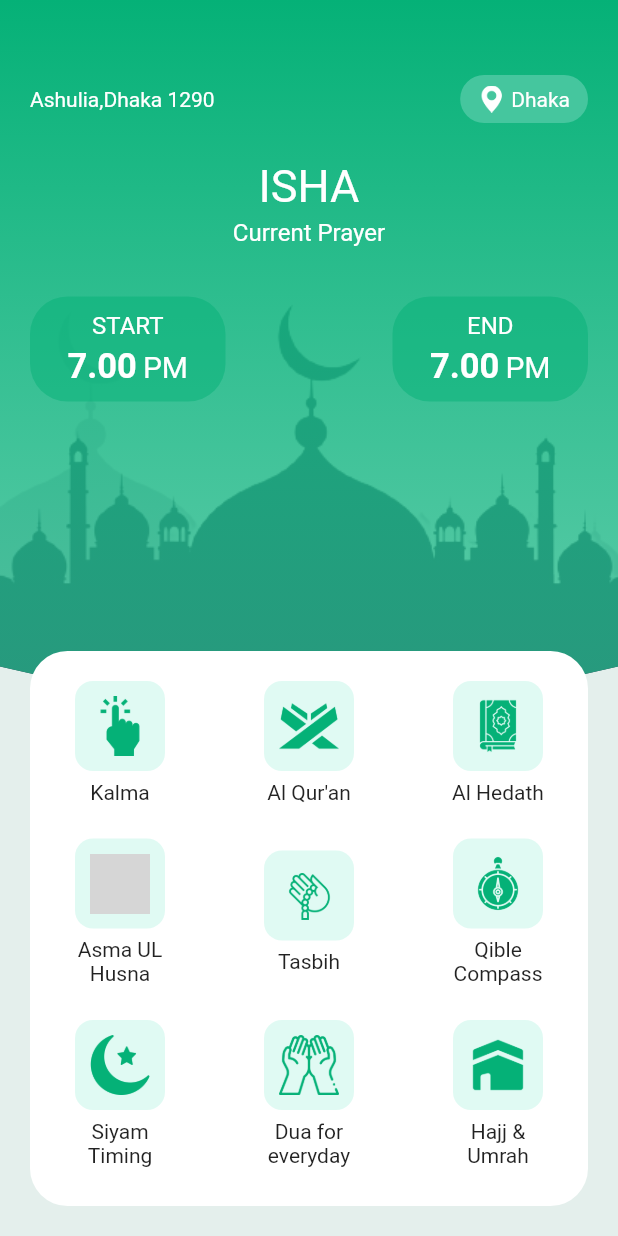
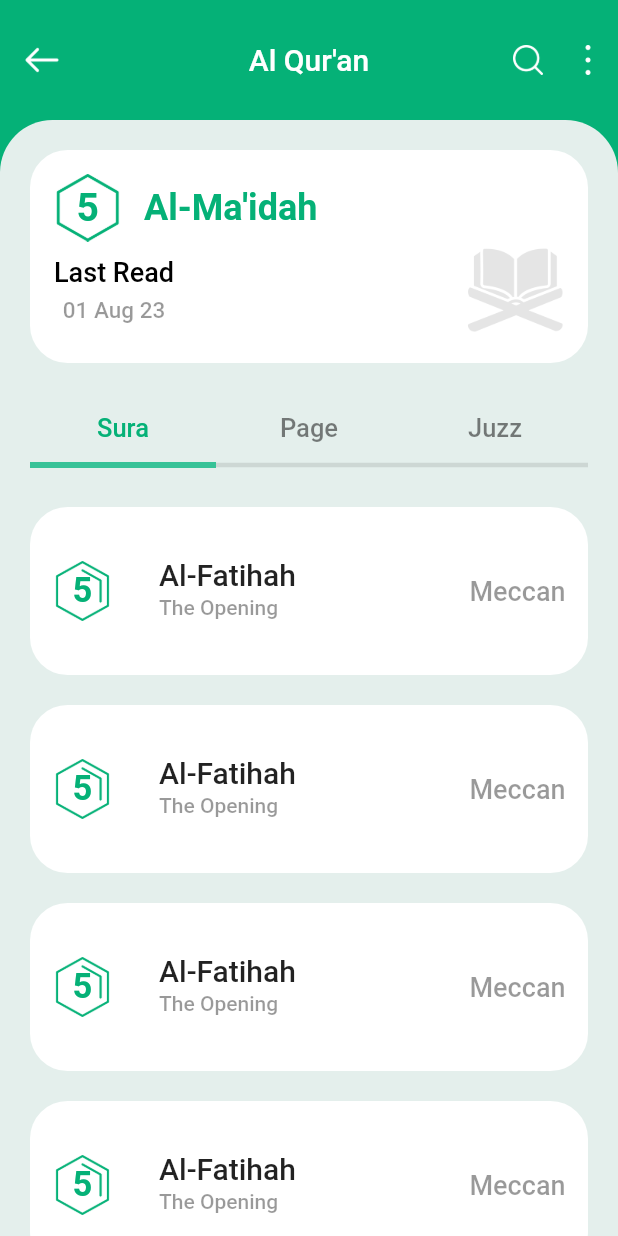
Before and after one commit to Utsa05/Quran-App, a Flutter app: the screen it shows after launch, on a phone screen of 412 x 824 dp. Run offline on Flutter 3.47's test engine with Material 2 defaults, Android fonts, the phone set to English and light mode, and no system bars; our stand-ins replace get, google_fonts; grey boxes are pictures that could not be loaded.

Commit message:
al-quran ui

```diff
--- a/lib/constants/string.dart
+++ b/lib/constants/string.dart
@@ -52,6 +52,8 @@ class AppString {
   static String mosqueAsset = "assets/images/mosque.png";
   static String asmalulAsset = "assets/icons/asmalul.png";
   static String prayAsset = "assets/icons/pray.png";
+  static String dotAsset = "assets/icons/dots.png";
+  static String hexagonAsset = "assets/icons/hexagon.png";
 
   //margin-padding
 }
--- /dev/null
+++ b/lib/pages/alquran/views/al_quran_page.dart
@@ -0,0 +1,306 @@
+import 'package:flutter/material.dart';
+import 'package:the_quran_app/constants/color.dart';
+import 'package:the_quran_app/constants/string.dart';
+import 'package:the_quran_app/pages/alquran/widgets/image_button.dart';
+
+class AlQuranPage extends StatelessWidget {
+  const AlQuranPage({super.key});
+
+  @override
+  Widget build(BuildContext context) {
+    final Size size = MediaQuery.of(context).size;
+    return Scaffold(
+      backgroundColor: AppColor.primaryColor,
+      appBar: appbar(),
+      body: Container(
+        //margin: EdgeInsets.only(top: size.height * 0.04),
+
+        width: size.width,
+        height: size.height,
+        decoration: BoxDecoration(
+          color: AppColor.primaryColor,
+          // borderRadius: const BorderRadius.only(
+          //     topLeft: Radius.circular(35.0),
+          //     topRight: Radius.circular(35.0))
+        ),
+        child: ClipRRect(
+          borderRadius: const BorderRadius.only(
+              topLeft: Radius.circular(35.0), topRight: Radius.circular(35.0)),
+          child: Container(
+            padding: const EdgeInsets.only(left: 20.0, right: 20.0),
+            color: AppColor.bgColor,
+            child: Column(
+              children: [
+                const SizedBox(
+                  height: 20.0,
+                ),
+                _LastReadStatus(size: size),
+                const SizedBox(
+                  height: 20.0,
+                ),
+                Expanded(
+                  child: DefaultTabController(
+                    length: 3,
+                    child: Column(
+                      children: [
+                        SizedBox(
+                          height: 56.0,
+                          child: Stack(
+                            children: [
+                              Align(
+                                alignment: Alignment.bottomCenter,
+                                child: Divider(
+                                  thickness: 3.0,
+                                  color: AppColor.blackColor.withOpacity(0.1),
+                                ),
+                              ),
+                              TabBar(
+                                  labelColor: AppColor.primaryColor,
+                                  //indicatorColor: AppColor.primaryColor,
+                                  indicatorColor: AppColor.overprimColor,
+                                  indicatorWeight: 4.0,
+                                  // indicator: BoxDecoration(
+                                  //     borderRadius: BorderRadius.circular(5.0)),
+                                  unselectedLabelColor:
+                                      AppColor.blackColor.withOpacity(0.5),
+                                  tabs: [
+                                    Tab(
+                                      child: Text(
+                                        AppString.sura,
+                                        style: const TextStyle(
+                                            fontSize: 17.0,
+                                            fontWeight: FontWeight.w500),
+                                      ),
+                                    ),
+                                    Tab(
+                                      child: Text(
+                                        AppString.page,
+                                        style: const TextStyle(
+                                            fontSize: 17.0,
+                                            fontWeight: FontWeight.w500),
+                                      ),
+                                    ),
+                                    Tab(
+                                      child: Text(
+                                        AppString.juzz,
+                                        style: const TextStyle(
+                                            fontSize: 17.0,
+                                            fontWeight: FontWeight.w500),
+                                      ),
+                                    )
+                                  ]),
+                            ],
+                          ),
+                        ),
+                        const Expanded(
+                          child: TabBarView(
+                              physics: NeverScrollableScrollPhysics(),
+                              children: [
+                                ItemListView(),
+                                ItemListView(),
+                                ItemListView(),
+                              ]),
+                        )
+                      ],
+                    ),
+                  ),
+                )
+              ],
+            ),
+          ),
+        ),
+      ),
+    );
+  }
+
+  AppBar appbar() {
+    return AppBar(
+      toolbarHeight: 80.0,
+      elevation: 0.0,
+      backgroundColor: AppColor.primaryColor,
+      leading: Padding(
+        padding: const EdgeInsets.all(6.0),
+        child: ImageButton(
+          tap: () {},
+          icon: AppString.backAsset,
+        ),
+      ),
+      centerTitle: true,
+      title: Text(AppString.alQuran),
+      actions: [
+        ImageButton(
+          tap: () {},
+          icon: AppString.searchAsset,
+        ),
+        ImageButton(
+          tap: () {},
+          icon: AppString.dotAsset,
+        )
+      ],
+    );
+  }
+}
+
+class ItemListView extends StatelessWidget {
+  const ItemListView({
+    super.key,
+  });
+
+  @override
+  Widget build(BuildContext context) {
+    return ListView.builder(
+        physics: const BouncingScrollPhysics(),
+        itemBuilder: (context, index) {
+          return Container(
+            margin: const EdgeInsets.only(top: 20.0),
+            decoration: BoxDecoration(
+                color: AppColor.whiteColor,
+                borderRadius: BorderRadius.circular(25.0)),
+            child: ListTile(
+              contentPadding:
+                  const EdgeInsets.symmetric(horizontal: 15.0, vertical: 20.0),
+              tileColor: AppColor.whiteColor,
+              onTap: () {},
+              leading: Container(
+                margin: const EdgeInsets.only(right: 15.0),
+                height: 40.0,
+                width: 40.0,
+                child: Stack(
+                  children: [
+                    Image.asset(
+                      AppString.shapeAsset,
+                      color: AppColor.primaryColor,
+                      height: 45.0,
+                      width: 45.0,
+                    ),
+                    Align(
+                      alignment: Alignment.center,
+                      child: Text(
+                        "5",
+                        style: TextStyle(
+                            fontSize: 23.0,
+                            fontWeight: FontWeight.bold,
+                            color: AppColor.primaryColor),
+                      ),
+                    )
+                  ],
+                ),
+              ),
+              shape: RoundedRectangleBorder(
+                  borderRadius: BorderRadius.circular(25.0)),
+              title: const Text(
+                "Al-Fatihah",
+                style: TextStyle(fontSize: 20.0, fontWeight: FontWeight.w500),
+              ),
+              subtitle: Text(
+                "The Opening",
+                style: TextStyle(
+                    color: AppColor.blackColor.withOpacity(0.4),
+                    fontSize: 14.0,
+                    fontWeight: FontWeight.w500),
+              ),
+              trailing: Text(
+                "Meccan",
+                style: TextStyle(
+                    color: AppColor.blackColor.withOpacity(0.4),
+                    fontSize: 18.0,
+                    fontWeight: FontWeight.w500),
+              ),
+            ),
+          );
+        });
+  }
+}
+
+class _LastReadStatus extends StatelessWidget {
+  const _LastReadStatus({
+    required this.size,
+  });
+
+  final Size size;
+
+  @override
+  Widget build(BuildContext context) {
+    return Container(
+      width: size.width,
+      padding: const EdgeInsets.symmetric(horizontal: 16.0, vertical: 16.0),
+      decoration: BoxDecoration(
+          color: AppColor.whiteColor,
+          borderRadius: BorderRadius.circular(25.0)),
+      child: Column(
+        children: [
+          Row(
+            children: [
+              Container(
+                margin: const EdgeInsets.only(right: 15.0),
+                height: 45.0,
+                width: 45.0,
+                child: Stack(
+                  children: [
+                    Image.asset(
+                      AppString.hexagonAsset,
+                      color: AppColor.primaryColor,
+                      height: 45.0,
+                      width: 45.0,
+                    ),
+                    Align(
+                      alignment: Alignment.center,
+                      child: Text(
+                        "5",
+                        style: TextStyle(
+                            fontSize: 26.0,
+                            fontWeight: FontWeight.bold,
+                            color: AppColor.primaryColor),
+                      ),
+                    )
+                  ],
+                ),
+              ),
+              Text(
+                "Al-Ma'idah",
+                style: TextStyle(
+                    fontSize: 24.0,
+                    fontWeight: FontWeight.bold,
+                    color: AppColor.primaryColor),
+              ),
+            ],
+          ),
+          // const SizedBox(
+          //   height: 7.0,
+          // ),
+          Row(
+            mainAxisAlignment: MainAxisAlignment.spaceBetween,
+            children: [
+              Column(
+                children: [
+                  Text(
+                    "Last Read",
+                    style: TextStyle(
+                        fontSize: 18.0,
+                        fontWeight: FontWeight.w500,
+                        color: AppColor.blackColor),
+                  ),
+                  const SizedBox(
+                    height: 6.0,
+                  ),
+                  Text(
+                    "01 Aug 23",
+                    style: TextStyle(
+                        fontSize: 15.0,
+                        fontWeight: FontWeight.w500,
+                        color: AppColor.blackColor.withOpacity(0.4)),
+                  ),
+                ],
+              ),
+              Image.asset(
+                AppString.quranreadAsset,
+                height: 65.0,
+                color: AppColor.blackColor.withOpacity(0.1),
+              )
+            ],
+          )
+        ],
+      ),
+    );
+  }
+}
--- /dev/null
+++ b/lib/pages/alquran/views/al_quran_view.dart
@@ -0,0 +1,11 @@
+import 'package:flutter/material.dart';
+import 'package:the_quran_app/pages/alquran/views/al_quran_page.dart';
+
+class AlQuranView extends StatelessWidget {
+  const AlQuranView({super.key});
+
+  @override
+  Widget build(BuildContext context) {
+    return const AlQuranPage();
+  }
+}
--- /dev/null
+++ b/lib/pages/alquran/widgets/image_button.dart
@@ -0,0 +1,34 @@
+import 'package:flutter/material.dart';
+import 'package:the_quran_app/constants/color.dart';
+
+class ImageButton extends StatelessWidget {
+  const ImageButton({
+    super.key,
+    required this.icon,
+    required this.tap,
+  });
+  final String icon;
+  final GestureTapCallback tap;
+
+  @override
+  Widget build(BuildContext context) {
+    return Padding(
+      padding: const EdgeInsets.symmetric(vertical: 20, horizontal: 10.0),
+      child: Material(
+        color: Colors.transparent,
+        shape:
+            RoundedRectangleBorder(borderRadius: BorderRadius.circular(25.0)),
+        child: InkWell(
+          borderRadius: BorderRadius.circular(25.0),
+          onTap: tap,
+          child: Image.asset(
+            icon,
+            height: 20.0,
+            width: 20.0,
+            color: AppColor.whiteColor,
+          ),
+        ),
+      ),
+    );
+  }
+}
--- a/lib/route.dart
+++ b/lib/route.dart
@@ -2,10 +2,10 @@
 
 import 'package:get/get.dart';
 import 'package:the_quran_app/constants/string.dart';
-import 'package:the_quran_app/pages/home/views/home_view.dart';
+import 'package:the_quran_app/pages/alquran/views/al_quran_view.dart';
 
 class AppRoute {
   static List<GetPage<dynamic>> routes = [
-    GetPage(name: AppString.initialRoute, page: () => const HomeView())
+    GetPage(name: AppString.initialRoute, page: () => const AlQuranView())
   ];
 }
```
Also changed, not shown: assets/icons/dots.png (added).
